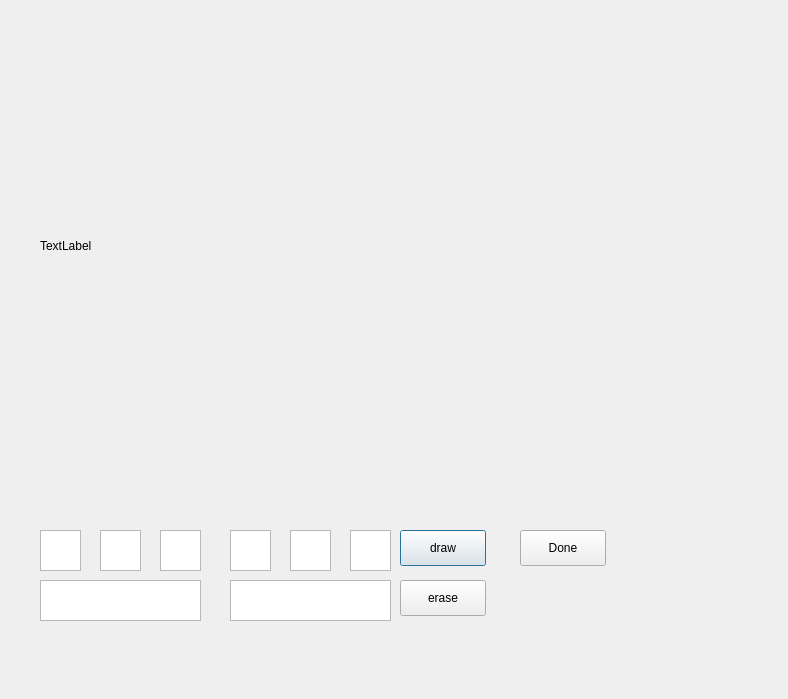
Above: Src/cop/interactiveinput.ui from Atishya-jain/Cop290_ED_Software before the change. Below: the same form after it.
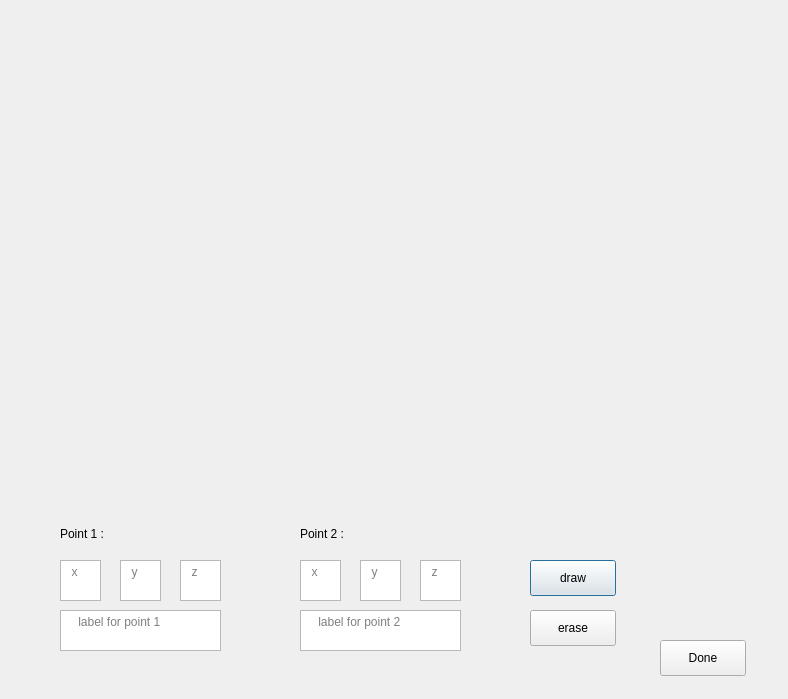
That is the form after the change.

Commit message: labels added for information

What changed in the file:
```diff
--- a/Src/cop/interactiveinput.ui
+++ b/Src/cop/interactiveinput.ui
@@ -23,94 +23,118 @@
     </rect>
    </property>
    <property name="text">
-    <string>TextLabel</string>
+    <string/>
    </property>
   </widget>
   <widget class="QTextEdit" name="p1x">
    <property name="geometry">
     <rect>
-     <x>40</x>
-     <y>530</y>
+     <x>60</x>
+     <y>560</y>
      <width>41</width>
      <height>41</height>
     </rect>
    </property>
+   <property name="placeholderText">
+    <string>  x</string>
+   </property>
   </widget>
   <widget class="QTextEdit" name="p1y">
    <property name="geometry">
     <rect>
-     <x>100</x>
-     <y>530</y>
+     <x>120</x>
+     <y>560</y>
      <width>41</width>
      <height>41</height>
     </rect>
    </property>
+   <property name="placeholderText">
+    <string>  y</string>
+   </property>
   </widget>
   <widget class="QTextEdit" name="p1z">
    <property name="geometry">
     <rect>
-     <x>160</x>
-     <y>530</y>
+     <x>180</x>
+     <y>560</y>
      <width>41</width>
      <height>41</height>
     </rect>
    </property>
+   <property name="placeholderText">
+    <string>  z</string>
+   </property>
   </widget>
   <widget class="QTextEdit" name="p1label">
    <property name="geometry">
     <rect>
-     <x>40</x>
-     <y>580</y>
+     <x>60</x>
+     <y>610</y>
      <width>161</width>
      <height>41</height>
     </rect>
    </property>
+   <property name="placeholderText">
+    <string>    label for point 1</string>
+   </property>
   </widget>
   <widget class="QTextEdit" name="p2label">
    <property name="geometry">
     <rect>
-     <x>230</x>
-     <y>580</y>
+     <x>300</x>
+     <y>610</y>
      <width>161</width>
      <height>41</height>
     </rect>
    </property>
+   <property name="placeholderText">
+    <string>    label for point 2</string>
+   </property>
   </widget>
   <widget class="QTextEdit" name="p2x">
    <property name="geometry">
     <rect>
-     <x>230</x>
-     <y>530</y>
+     <x>300</x>
+     <y>560</y>
      <width>41</width>
      <height>41</height>
     </rect>
    </property>
+   <property name="placeholderText">
+    <string>  x</string>
+   </property>
   </widget>
   <widget class="QTextEdit" name="p2y">
    <property name="geometry">
     <rect>
-     <x>290</x>
-     <y>530</y>
+     <x>360</x>
+     <y>560</y>
      <width>41</width>
      <height>41</height>
     </rect>
    </property>
+   <property name="placeholderText">
+    <string>  y</string>
+   </property>
   </widget>
   <widget class="QTextEdit" name="p2z">
    <property name="geometry">
     <rect>
-     <x>350</x>
-     <y>530</y>
+     <x>420</x>
+     <y>560</y>
      <width>41</width>
      <height>41</height>
     </rect>
    </property>
+   <property name="placeholderText">
+    <string>  z</string>
+   </property>
   </widget>
   <widget class="QPushButton" name="draw">
    <property name="geometry">
     <rect>
-     <x>400</x>
-     <y>530</y>
+     <x>530</x>
+     <y>560</y>
      <width>86</width>
      <height>36</height>
     </rect>
@@ -122,8 +146,8 @@
   <widget class="QPushButton" name="erase">
    <property name="geometry">
     <rect>
-     <x>400</x>
-     <y>580</y>
+     <x>530</x>
+     <y>610</y>
      <width>86</width>
      <height>36</height>
     </rect>
@@ -135,8 +159,8 @@
   <widget class="QPushButton" name="Done">
    <property name="geometry">
     <rect>
-     <x>520</x>
-     <y>530</y>
+     <x>660</x>
+     <y>640</y>
      <width>86</width>
      <height>36</height>
     </rect>
@@ -145,6 +169,32 @@
     <string>Done</string>
    </property>
   </widget>
+  <widget class="QLabel" name="label_2">
+   <property name="geometry">
+    <rect>
+     <x>60</x>
+     <y>520</y>
+     <width>66</width>
+     <height>28</height>
+    </rect>
+   </property>
+   <property name="text">
+    <string>Point 1 :</string>
+   </property>
+  </widget>
+  <widget class="QLabel" name="label_3">
+   <property name="geometry">
+    <rect>
+     <x>300</x>
+     <y>520</y>
+     <width>66</width>
+     <height>28</height>
+    </rect>
+   </property>
+   <property name="text">
+    <string>Point 2 :</string>
+   </property>
+  </widget>
  </widget>
  <resources/>
  <connections/>
```
The commit also changes 22 other files.
